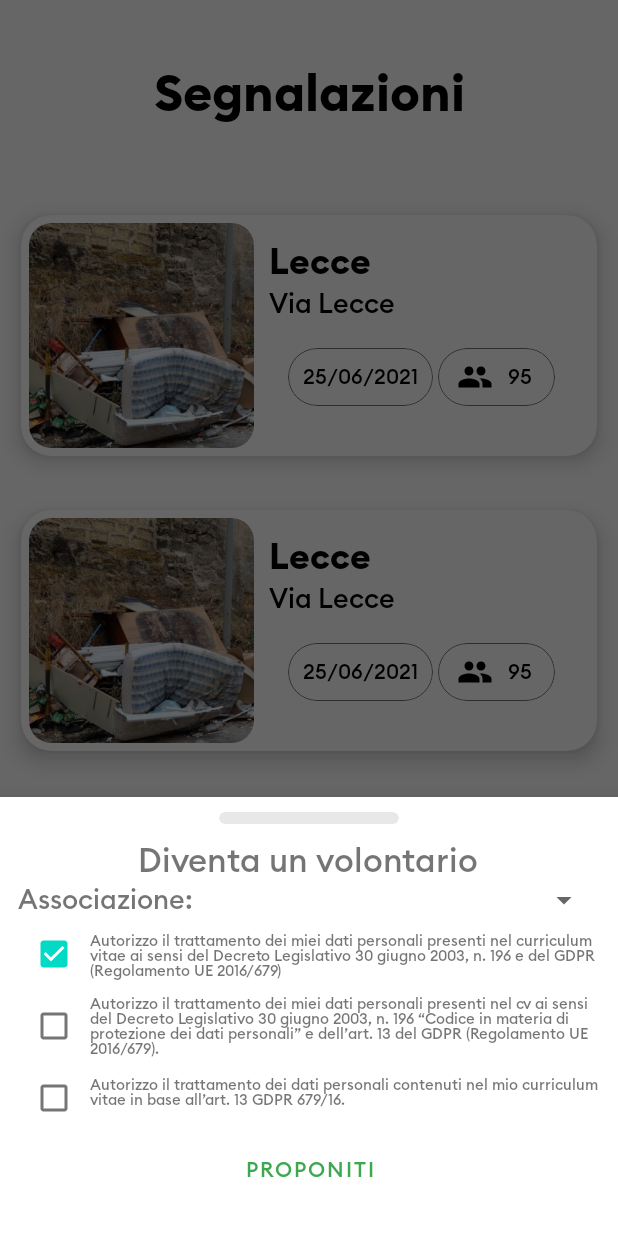
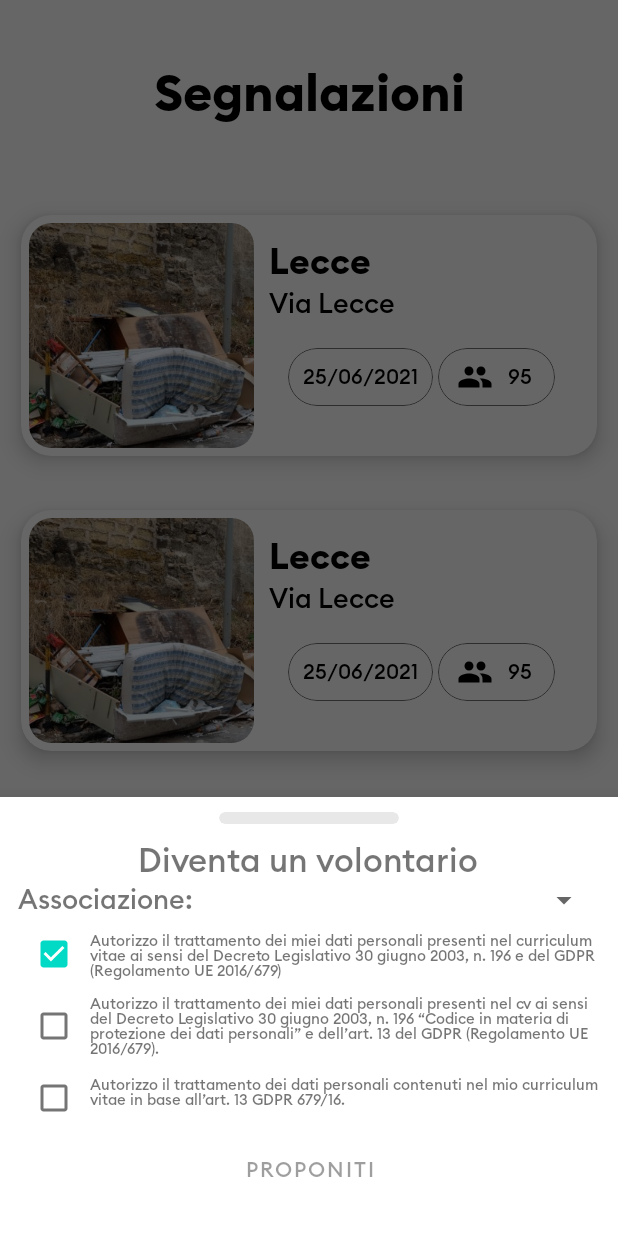
Before and after one commit to ssilvestri15/Gruppo1_ProjectGreen_IUM, an Android app: the fragment BottomSheetDiventaVolontario placed in its activity, after a tap on an icon or button, on a phone screen of 412 x 824 dp. Run offline under Robolectric (Android 15) with nearby library versions, the phone set to English and light mode, and no system bars; our stand-ins replace CircleImageView; libraries missing offline, so code that uses them is left out: org.imaginativeworld.whynotimagecarousel.

Commit message:
dialog volontario

```diff
--- a/app/src/main/java/com/boris/projectgreen/BottomSheetDiventaVolontario.java
+++ b/app/src/main/java/com/boris/projectgreen/BottomSheetDiventaVolontario.java
@@ -1,9 +1,13 @@
 package com.boris.projectgreen;
 
+import android.app.Dialog;
+import android.graphics.Color;
+import android.graphics.drawable.ColorDrawable;
 import android.os.Bundle;
 import android.view.LayoutInflater;
 import android.view.View;
 import android.view.ViewGroup;
+import android.widget.TextView;
 
 import androidx.annotation.NonNull;
 import androidx.annotation.Nullable;
@@ -15,6 +19,9 @@ import com.google.android.material.checkbox.MaterialCheckBox;
 public class BottomSheetDiventaVolontario extends BottomSheetDialogFragment {
     private MaterialCheckBox ccb1, ccb2, ccb3;
     private MaterialButton btnProponiti;
+    private Dialog dialog;
+
+
 
     public BottomSheetDiventaVolontario() {
 
@@ -31,25 +38,30 @@ public class BottomSheetDiventaVolontario extends BottomSheetDialogFragment {
         btnProponiti.setClickable(false);
 
         ccb1.setOnClickListener(v -> {
-            if(ccb2.isChecked() && ccb3.isChecked()) btnProponiti.setClickable(true);
-            else btnProponiti.setClickable(false);
+            if(ccb2.isChecked() && ccb3.isChecked()) btnProponiti.setEnabled(true);
+            else btnProponiti.setEnabled(false);
         });
 
         ccb2.setOnClickListener(v -> {
-            if(ccb1.isChecked() && ccb3.isChecked()) btnProponiti.setClickable(true);
-            else btnProponiti.setClickable(false);
+            if(ccb1.isChecked() && ccb3.isChecked()) btnProponiti.setEnabled(true);
+            else btnProponiti.setEnabled(false);
         });
 
         ccb3.setOnClickListener(v -> {
-            if(ccb2.isChecked() && ccb1.isChecked()) btnProponiti.setClickable(true);
-            else btnProponiti.setClickable(false);
+            if(ccb2.isChecked() && ccb1.isChecked()) btnProponiti.setEnabled(true);
+            else btnProponiti.setEnabled(false);
         });
 
-        btnProponiti.setOnClickListener(new View.OnClickListener() {
-            @Override
-            public void onClick(View v) {
+        dialog = new Dialog(getActivity());
+        dialog.setContentView(R.layout.custom_alert_dialog);
+        dialog.getWindow().setLayout(ViewGroup.LayoutParams.MATCH_PARENT, ViewGroup.LayoutParams.WRAP_CONTENT);
+        dialog.setCancelable(false);
+        dialog.getWindow().setBackgroundDrawable(new ColorDrawable(Color.TRANSPARENT));
+        dialog.getWindow().getAttributes().windowAnimations = R.style.animation;
 
-            }
+        btnProponiti.setOnClickListener(v ->{
+            dialog.show();
+
         });
         return view;
     }
--- a/app/src/main/java/com/boris/projectgreen/ProfileFragment.java
+++ b/app/src/main/java/com/boris/projectgreen/ProfileFragment.java
@@ -100,6 +100,11 @@ public class ProfileFragment extends Fragment {
 
             case 2:
                 ruolo.setText("Dip. comunale");
+                btnDiventaVolontario.setVisibility(View.VISIBLE);
+                btnDiventaVolontario.setOnClickListener(v1 -> {
+                    BottomSheetDiventaVolontario bs = new BottomSheetDiventaVolontario();
+                    bs.show(getActivity().getSupportFragmentManager(), "HI");
+                });
                 break;
 
             default:
--- a/app/src/main/res/layout/bottom_sheet_diventavolontario.xml
+++ b/app/src/main/res/layout/bottom_sheet_diventavolontario.xml
@@ -112,7 +112,8 @@
         android:layout_width="wrap_content"
         android:layout_height="wrap_content"
         android:text="Proponiti"
-        android:layout_gravity="center"/>
+        android:layout_gravity="center"
+        android:enabled="false"/>
 
     <View
         android:layout_width="match_parent"
```
